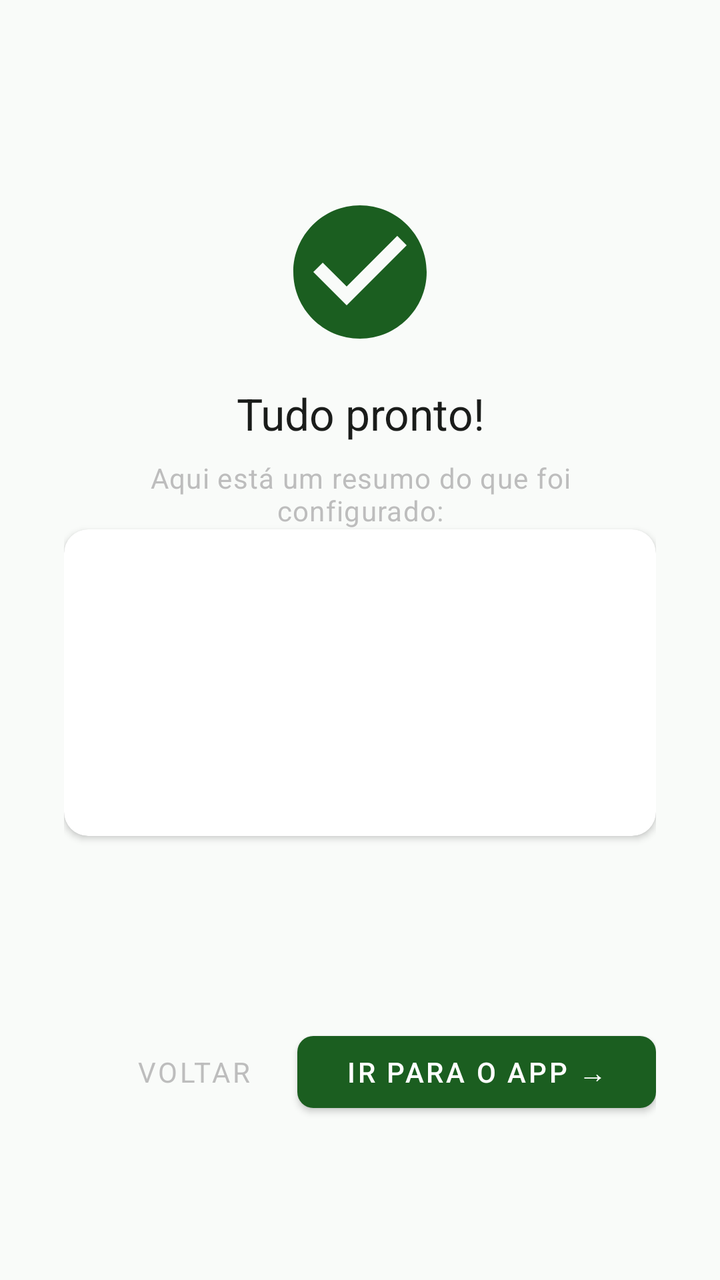
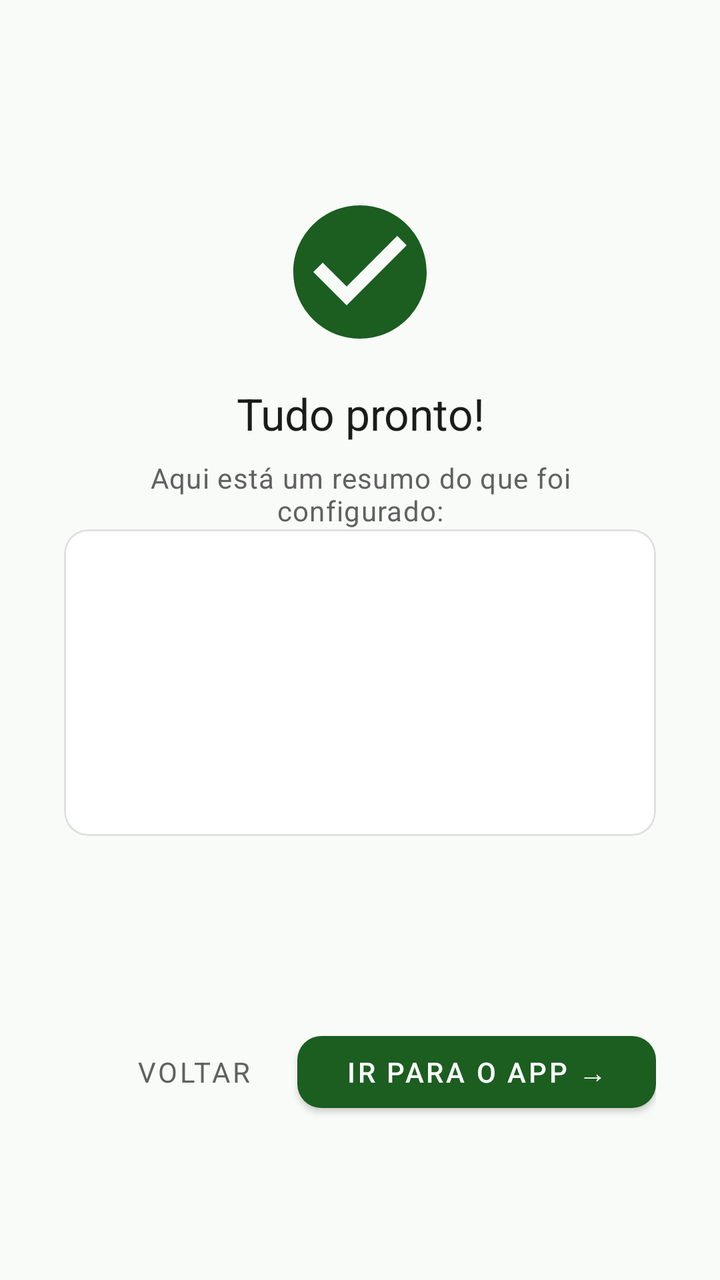

An Android layout rendered at two revisions. The XML below is the earlier revision; the diff shows what the commit changed to produce the second picture.
<!-- AndroidManifest.xml: application theme Theme.Financeiro -->
<!-- res/layout/fragment_onboarding_conclusao.xml -->
<?xml version="1.0" encoding="utf-8"?>
<androidx.constraintlayout.widget.ConstraintLayout
    xmlns:android="http://schemas.android.com/apk/res/android"
    xmlns:app="http://schemas.android.com/apk/res-auto"
    android:layout_width="match_parent"
    android:layout_height="match_parent"
    android:padding="32dp"
    android:background="@color/background">

    <ImageView
        android:id="@+id/imgSucesso"
        android:layout_width="80dp"
        android:layout_height="80dp"
        android:src="@drawable/ic_check_circle"
        android:contentDescription="Sucesso"
        app:layout_constraintTop_toTopOf="parent"
        app:layout_constraintStart_toStartOf="parent"
        app:layout_constraintEnd_toEndOf="parent"
        android:layout_marginTop="64dp" />

    <TextView
        android:id="@+id/tvTitulo"
        android:layout_width="0dp"
        android:layout_height="wrap_content"
        android:text="Tudo pronto!"
        android:textAppearance="@style/TextAppearance.App.HeadlineMedium"
        android:textAlignment="center"
        android:layout_marginTop="16dp"
        app:layout_constraintTop_toBottomOf="@id/imgSucesso"
        app:layout_constraintStart_toStartOf="parent"
        app:layout_constraintEnd_toEndOf="parent" />

    <TextView
        android:id="@+id/tvSubtitulo"
        android:layout_width="0dp"
        android:layout_height="wrap_content"
        android:text="Aqui está um resumo do que foi configurado:"
        android:textAppearance="@style/TextAppearance.App.BodyMedium"
        android:textAlignment="center"
        android:layout_marginTop="8dp"
        android:layout_marginBottom="24dp"
        app:layout_constraintTop_toBottomOf="@id/tvTitulo"
        app:layout_constraintStart_toStartOf="parent"
        app:layout_constraintEnd_toEndOf="parent" />

    
    <com.google.android.material.card.MaterialCardView
        android:id="@+id/cardResumo"
        android:layout_width="0dp"
        android:layout_height="wrap_content"
        app:cardCornerRadius="12dp"
        app:cardElevation="2dp"
        app:layout_constraintTop_toBottomOf="@id/tvSubtitulo"
        app:layout_constraintStart_toStartOf="parent"
        app:layout_constraintEnd_toEndOf="parent">

        <LinearLayout
            android:layout_width="match_parent"
            android:layout_height="wrap_content"
            android:orientation="vertical"
            android:padding="20dp">

            <TextView
                android:id="@+id/tvResumoSaldo"
                android:layout_width="wrap_content"
                android:layout_height="wrap_content"
                android:textAppearance="@style/TextAppearance.App.TitleLarge"
                android:layout_marginBottom="16dp" />

            <TextView
                android:id="@+id/tvResumoContas"
                android:layout_width="wrap_content"
                android:layout_height="wrap_content"
                android:textAppearance="@style/TextAppearance.App.BodyMedium"
                android:drawablePadding="8dp"
                android:layout_marginBottom="8dp" />

            <TextView
                android:id="@+id/tvResumoCartoes"
                android:layout_width="wrap_content"
                android:layout_height="wrap_content"
                android:textAppearance="@style/TextAppearance.App.BodyMedium"
                android:drawablePadding="8dp"
                android:layout_marginBottom="8dp" />

            <TextView
                android:id="@+id/tvResumoParcelamentos"
                android:layout_width="wrap_content"
                android:layout_height="wrap_content"
                android:textAppearance="@style/TextAppearance.App.BodyMedium"
                android:drawablePadding="8dp" />

        </LinearLayout>
    </com.google.android.material.card.MaterialCardView>

    
    <ProgressBar
        android:id="@+id/progressBar"
        android:layout_width="wrap_content"
        android:layout_height="wrap_content"
        android:visibility="gone"
        app:layout_constraintTop_toBottomOf="@id/cardResumo"
        app:layout_constraintStart_toStartOf="parent"
        app:layout_constraintEnd_toEndOf="parent"
        android:layout_marginTop="16dp" />

    
    <LinearLayout
        android:layout_width="0dp"
        android:layout_height="wrap_content"
        android:orientation="horizontal"
        android:gravity="end"
        android:layout_marginBottom="48dp"
        app:layout_constraintBottom_toBottomOf="parent"
        app:layout_constraintStart_toStartOf="parent"
        app:layout_constraintEnd_toEndOf="parent">

        <com.google.android.material.button.MaterialButton
            android:id="@+id/btnVoltar"
            android:layout_width="wrap_content"
            android:layout_height="48dp"
            android:text="Voltar"
            android:layout_marginEnd="8dp"
            style="@style/Widget.App.Button.Text" />

        <com.google.android.material.button.MaterialButton
            android:id="@+id/btnConcluir"
            android:layout_width="wrap_content"
            android:layout_height="48dp"
            android:text="Ir para o app →"
            style="@style/Widget.App.Button.Primary" />
    </LinearLayout>

</androidx.constraintlayout.widget.ConstraintLayout>
<!-- resources referenced by this layout -->
<resources>
  <color name="background">#F9FBF9</color>
  <style name="TextAppearance.App.BodyMedium" parent="TextAppearance.MaterialComponents.Body1">
          <item name="android:textColor">@color/on_surface_variant</item>
          <item name="android:textSize">14sp</item>
      </style>
  <style name="TextAppearance.App.HeadlineMedium" parent="TextAppearance.MaterialComponents.Headline5">
          <item name="android:textColor">@color/on_background</item>
          <item name="android:textSize">22sp</item>
          <item name="android:fontFamily">sans-serif-medium</item>
      </style>
  <style name="TextAppearance.App.TitleLarge" parent="TextAppearance.MaterialComponents.Headline6">
          <item name="android:textColor">@color/on_background</item>
          <item name="android:textSize">18sp</item>
          <item name="android:fontFamily">sans-serif-medium</item>
      </style>
  <style name="Widget.App.Button.Primary" parent="Widget.MaterialComponents.Button">
          <item name="backgroundTint">@color/primary</item>
          <item name="android:textColor">@color/on_primary</item>
          <item name="cornerRadius">8dp</item>
          <item name="android:paddingStart">24dp</item>
          <item name="android:paddingEnd">24dp</item>
          <item name="android:textSize">14sp</item>
          <item name="android:fontFamily">sans-serif-medium</item>
      </style>
  <style name="Widget.App.Button.Text" parent="Widget.MaterialComponents.Button.TextButton">
          <item name="android:textColor">@color/on_surface_variant</item>
          <item name="android:textSize">14sp</item>
          <item name="android:fontFamily">sans-serif</item>
      </style>
  <style name="Theme.Financeiro" parent="Theme.MaterialComponents.DayNight.NoActionBar">
          <item name="colorPrimary">@color/primary</item>
          <item name="colorOnPrimary">@color/on_primary</item>
          <item name="colorPrimaryContainer">@color/primary_container</item>
          <item name="colorOnPrimaryContainer">@color/on_primary_container</item>
          <item name="colorSecondary">@color/secondary</item>
          <item name="colorOnSecondary">@color/on_secondary</item>
          <item name="colorSecondaryContainer">@color/secondary_container</item>
          <item name="colorOnSecondaryContainer">@color/on_secondary_container</item>
          <item name="colorError">@color/error</item>
          <item name="colorOnError">@color/on_error</item>
          <item name="android:colorBackground">@color/background</item>
          <item name="colorOnBackground">@color/on_background</item>
          <item name="colorSurface">@color/surface</item>
          <item name="colorOnSurface">@color/on_surface</item>
          <item name="colorOutline">@color/outline</item>
          <item name="android:statusBarColor">@color/background</item>
          <item name="android:windowLightStatusBar">true</item>
      </style>
  <color name="on_surface_variant">#BDBDBD</color>
  <color name="on_background">#1A1C1A</color>
  <color name="primary">#1B5E20</color>
  <color name="on_primary">#FFFFFF</color>
  <color name="primary_container">#C8E6C9</color>
  <color name="on_primary_container">#002106</color>
  <color name="secondary">#388E3C</color>
  <color name="on_secondary">#FFFFFF</color>
  <color name="secondary_container">#DCEDC8</color>
  <color name="on_secondary_container">#1B5E20</color>
  <color name="error">#B00020</color>
  <color name="on_error">#FFFFFF</color>
  <color name="surface">#FFFFFF</color>
  <color name="on_surface">#1A1C1A</color>
  <color name="outline">#E0E0E0</color>
  <!-- unchanged entries left out for length: 1 -->
</resources>

<!-- the commit's change to res/layout/fragment_onboarding_conclusao.xml (unified diff, before → after) -->
@@ -48,8 +48,11 @@
         android:id="@+id/cardResumo"
         android:layout_width="0dp"
         android:layout_height="wrap_content"
+        app:cardBackgroundColor="@color/surface"
         app:cardCornerRadius="12dp"
-        app:cardElevation="2dp"
+        app:cardElevation="0dp"
+        app:strokeColor="@color/outline"
+        app:strokeWidth="1dp"
         app:layout_constraintTop_toBottomOf="@id/tvSubtitulo"
         app:layout_constraintStart_toStartOf="parent"
         app:layout_constraintEnd_toEndOf="parent">
<!-- resource entries referenced after the edit -->
@@ -18,7 +18,7 @@
   <style name="Widget.App.Button.Primary" parent="Widget.MaterialComponents.Button">
           <item name="backgroundTint">@color/primary</item>
           <item name="android:textColor">@color/on_primary</item>
-          <item name="cornerRadius">8dp</item>
+          <item name="cornerRadius">12dp</item>
           <item name="android:paddingStart">24dp</item>
           <item name="android:paddingEnd">24dp</item>
           <item name="android:textSize">14sp</item>
@@ -46,9 +46,11 @@
           <item name="colorOnSurface">@color/on_surface</item>
           <item name="colorOutline">@color/outline</item>
           <item name="android:statusBarColor">@color/background</item>
+          <item name="android:navigationBarColor">@color/background</item>
           <item name="android:windowLightStatusBar">true</item>
+          <item name="android:windowLightNavigationBar">true</item>
       </style>
-  <color name="on_surface_variant">#BDBDBD</color>
+  <color name="on_surface_variant">#616161</color>
   <color name="on_background">#1A1C1A</color>
   <color name="primary">#1B5E20</color>
   <color name="on_primary">#FFFFFF</color>
